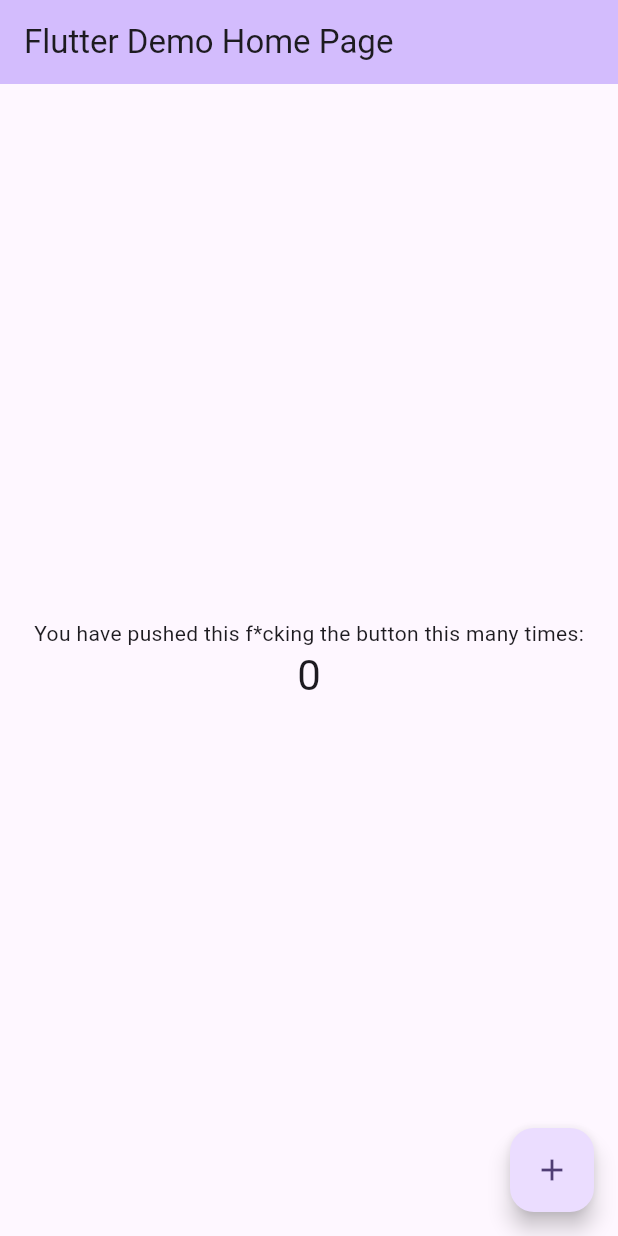
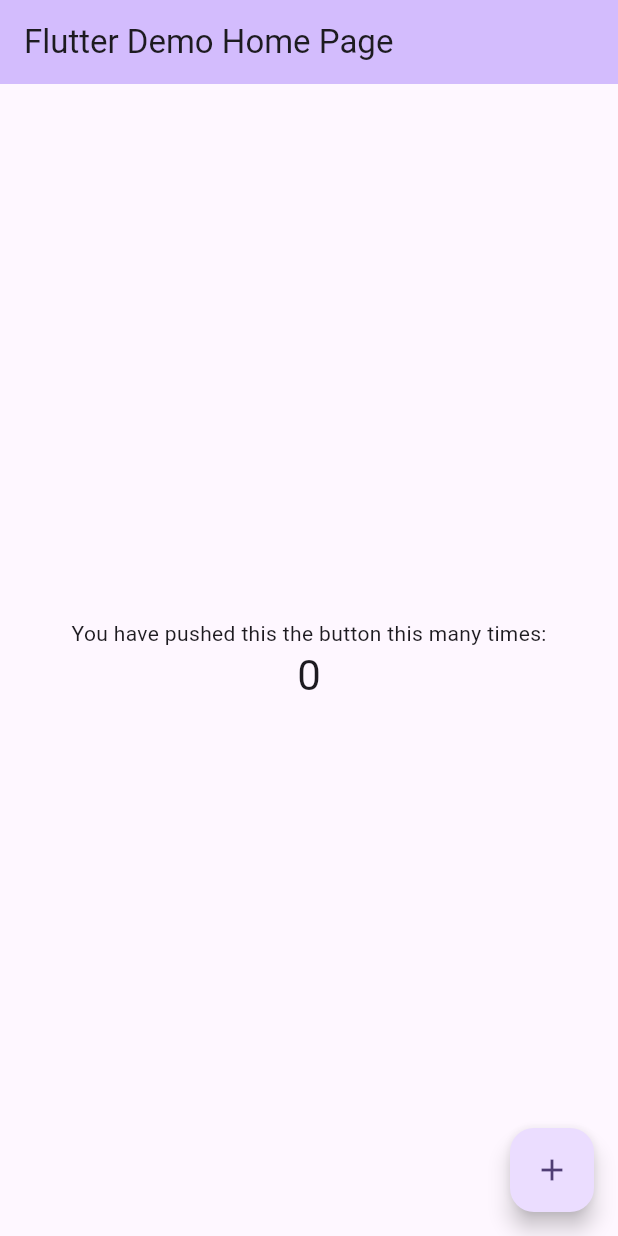
Before and after one commit to HoangDuck/flutter-fastlane-cicd-integration, a Flutter app: the screen it shows after launch, on a phone screen of 412 x 824 dp. Run offline on Flutter 3.47's test engine with Material 3 defaults, Android fonts, the phone set to English and light mode, and no system bars.

```diff
--- a/lib/main.dart
+++ b/lib/main.dart
@@ -106,7 +106,7 @@ class _MyHomePageState extends State<MyHomePage> {
           mainAxisAlignment: MainAxisAlignment.center,
           children: <Widget>[
             const Text(
-              'You have pushed this f*cking the button this many times:',
+              'You have pushed this the button this many times:',
             ),
             Text(
               '$_counter',
```
